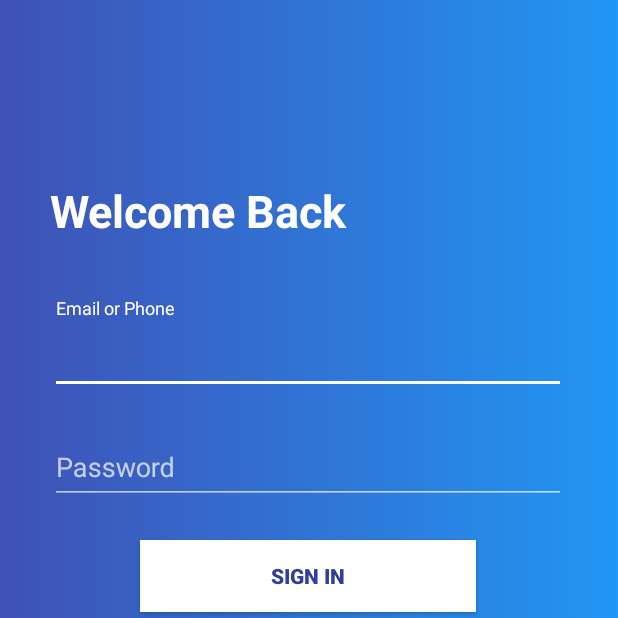
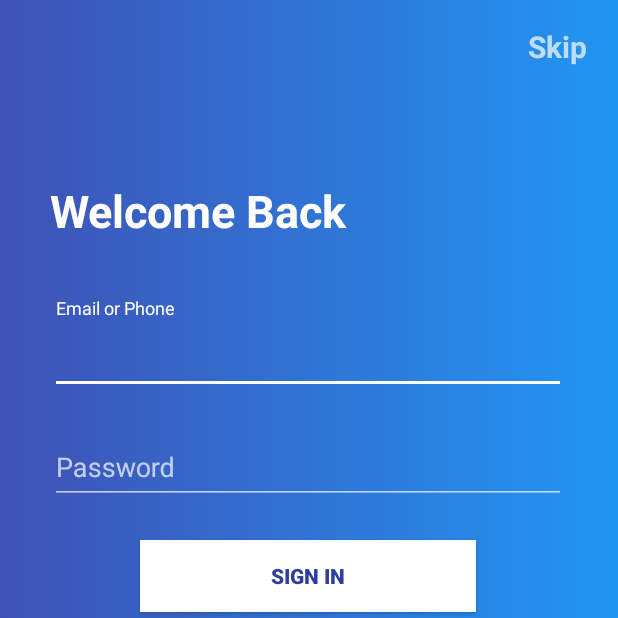
Before and after one commit to maheshj01/Project-Uber-Auto, an Android app: the screen it shows after launch (MainActivity), on a phone screen of 412 x 824 dp, the top half of it. Run offline under Robolectric (Android 15) with nearby library versions, the phone set to English and light mode, and no system bars; our stand-ins replace Firebase (no records; nobody signed in at launch, a user with empty details on screens opened directly); libraries missing offline, so code that uses them is left out: com.wang.avi; plain views replace AVLoadingIndicatorView; 1 statement that could not run was skipped.

Commit message:
authentication and otp

```diff
--- a/app/src/main/java/com/project/uberauto/MainActivity.java
+++ b/app/src/main/java/com/project/uberauto/MainActivity.java
@@ -57,7 +57,14 @@
         email = findViewById(R.id.email);
         password = findViewById(R.id.password);
         google.setOnClickListener(logintoGoogle);
-
+        skip = findViewById(R.id.skip);
+        skip.setOnClickListener(new View.OnClickListener() {
+            @Override
+            public void onClick(View v) {
+                Intent view = new Intent(MainActivity.this,PostLogin.class);
+                startActivity(view);
+            }
+        });
         register.setOnClickListener(new View.OnClickListener() {
             @Override
             public void onClick(View v) {
@@ -121,8 +128,7 @@
     View.OnClickListener logintoGoogle = new View.OnClickListener() {
         @Override
         public void onClick(View v) {
-            Intent view = new Intent(MainActivity.this,PostLogin.class);
-            startActivity(view);
+
         }
     };
 
--- a/app/src/main/res/layout/activity_main.xml
+++ b/app/src/main/res/layout/activity_main.xml
@@ -193,5 +193,23 @@
             tools:layout_editor_absoluteY="493dp" />
     </LinearLayout>
 
+    <TextView
+        android:id="@+id/skip"
+        android:layout_width="43dp"
+        android:layout_height="37dp"
+        android:layout_marginBottom="8dp"
+        android:layout_marginEnd="8dp"
+        android:layout_marginStart="8dp"
+        android:layout_marginTop="8dp"
+        android:text="Skip"
+        android:textSize="20dp"
+        android:textStyle="bold"
+        app:layout_constraintBottom_toBottomOf="parent"
+        app:layout_constraintEnd_toEndOf="parent"
+        app:layout_constraintHorizontal_bias="0.976"
+        app:layout_constraintStart_toStartOf="parent"
+        app:layout_constraintTop_toTopOf="parent"
+        app:layout_constraintVertical_bias="0.012" />
+
 
 </android.support.constraint.ConstraintLayout>
```
